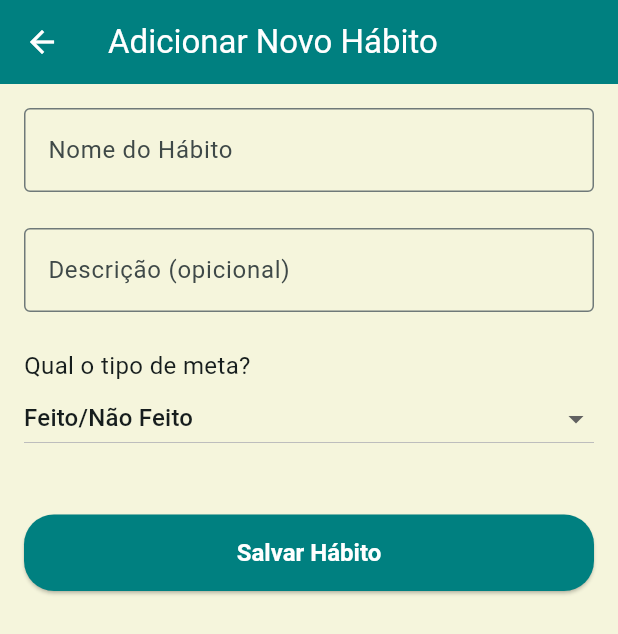
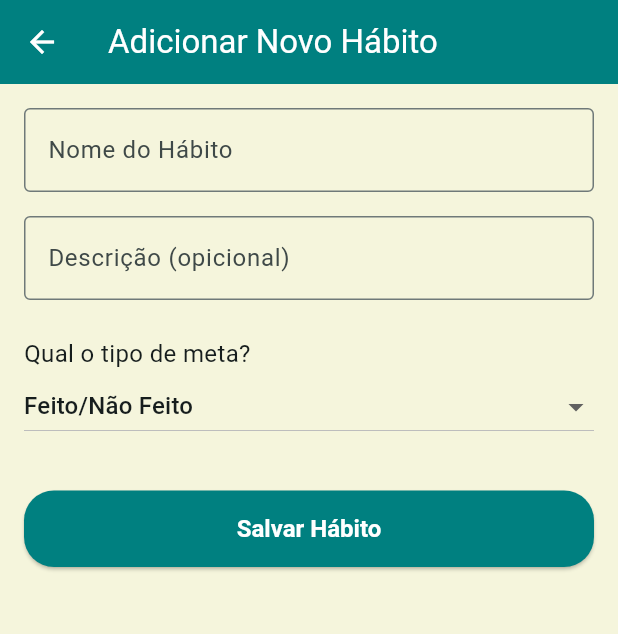
Before and after one commit to arielm11/habitflow, a Flutter app: the AddHabitScreen screen opened directly, on a phone screen of 412 x 824 dp. Shown: the top 634 px of the screen. Run offline on Flutter 3.47's test engine with Material 3 defaults, Android fonts, the phone set to English and light mode, and no system bars; our stand-ins replace shared_preferences, smooth_page_indicator, sqflite; accounts and stored records are empty.

Commit message:
fix: Save New Habit Button
Ajustando o espaçamento dos campos apra não cortar o botão de 'salvar novo hábito' quando aparece o teclado

```diff
--- a/lib/screens/add_habit_screen.dart
+++ b/lib/screens/add_habit_screen.dart
@@ -72,7 +72,7 @@ class _AddHabitScreenState extends State<AddHabitScreen> {
                     return null;
                   },
                 ),
-                const SizedBox(height: 24),
+                const SizedBox(height: 16),
 
                 // --- CAMPO DE TEXTO PARA A DESCRIÇÃO DO HABITO ---
                 TextFormField(
@@ -104,7 +104,7 @@ class _AddHabitScreenState extends State<AddHabitScreen> {
                     });
                   },
                 ),
-                const SizedBox(height: 40),
+                const SizedBox(height: 32),
 
                 // --- BOTÃO DE SALVAR ---
                 ElevatedButton(
```
